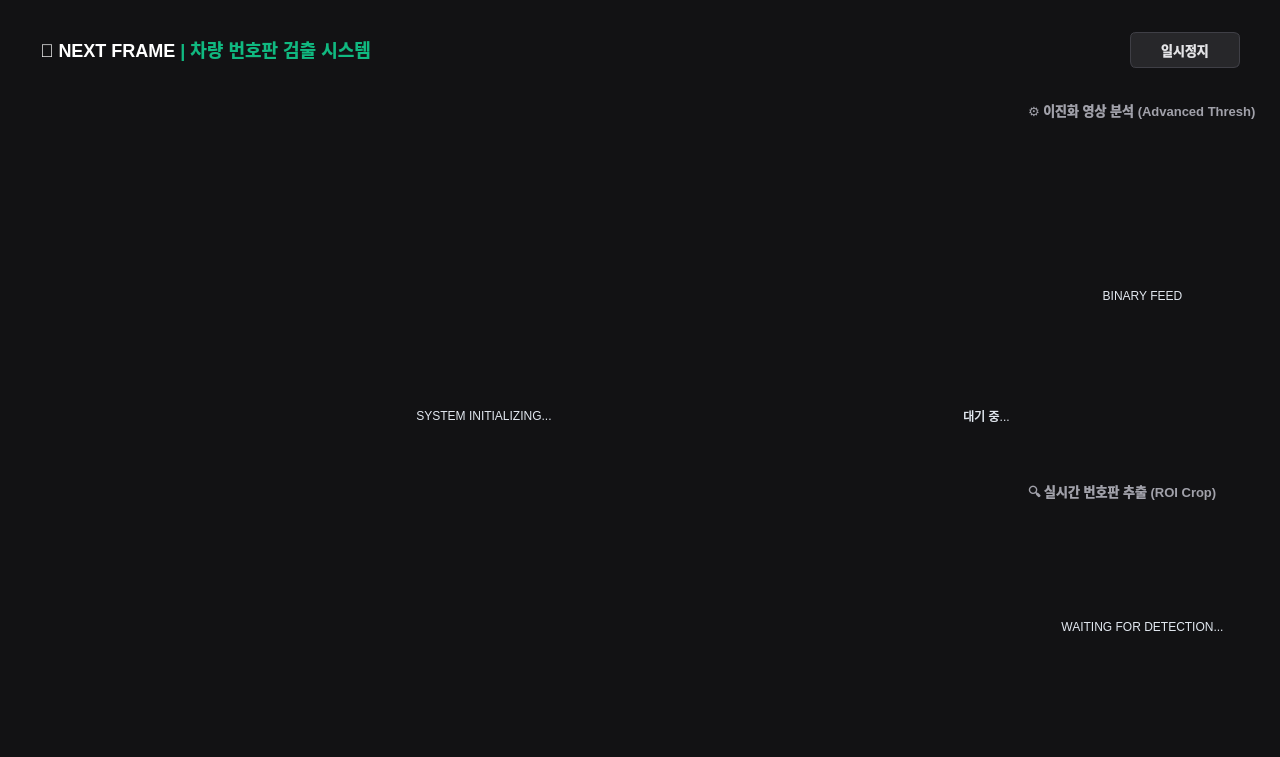
This is nextframe/main_window.ui in JHKINI/nextframe_opencv as Qt 5 draws it before an edit. The edited form follows.
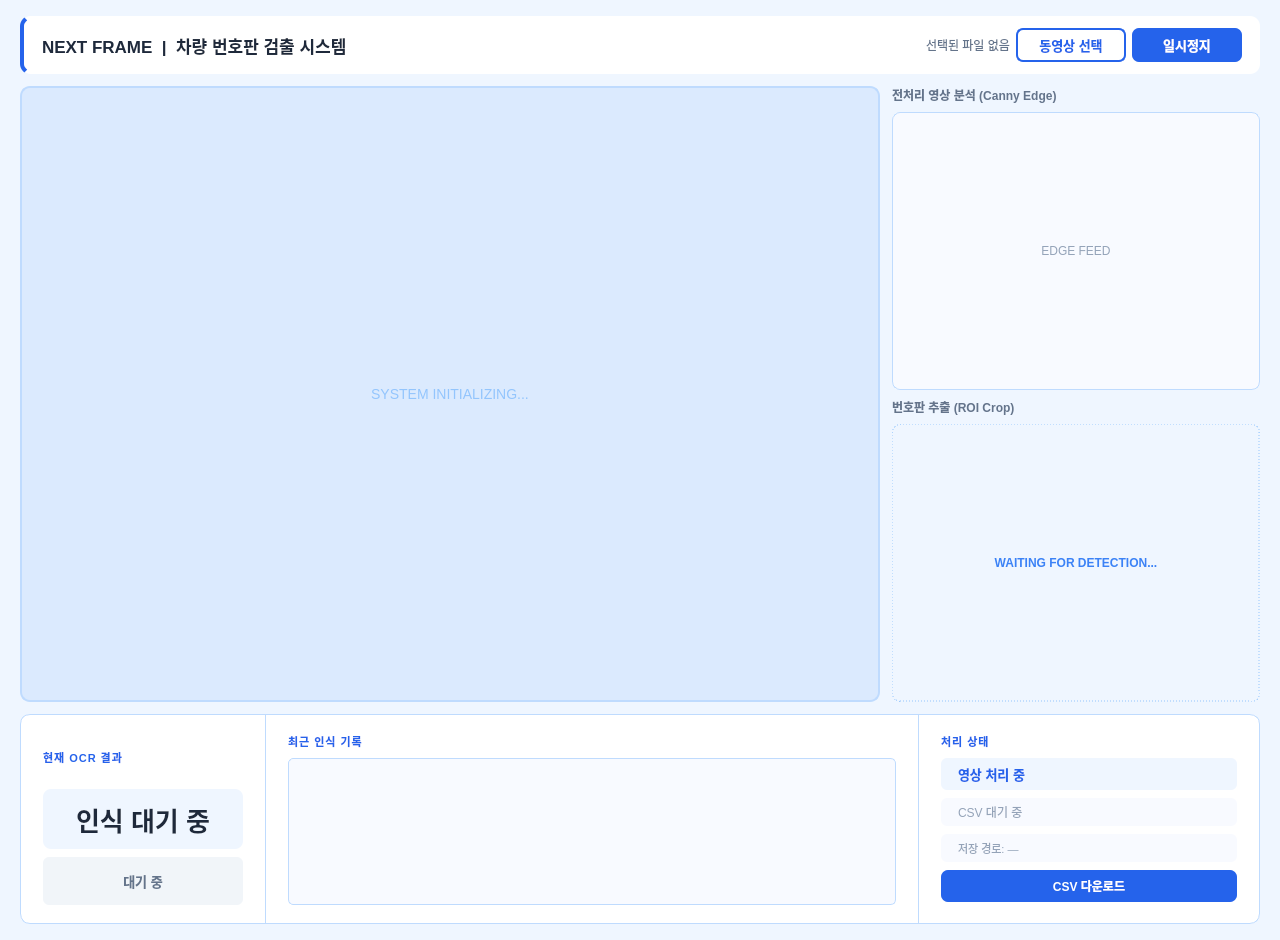
This is the edited form.

The edit to the form file:
```diff
--- a/nextframe/main_window.ui
+++ b/nextframe/main_window.ui
@@ -7,7 +7,7 @@
     <x>0</x>
     <y>0</y>
     <width>1280</width>
-    <height>757</height>
+    <height>940</height>
    </rect>
   </property>
   <property name="windowTitle">
@@ -16,13 +16,13 @@
   <property name="styleSheet">
    <string>
     QMainWindow {
-        background-color: #121214;
+        background-color: #EFF6FF;
     }
-    QWidget #centralwidget {
-        background-color: #121214;
+    QWidget#centralwidget {
+        background-color: #EFF6FF;
     }
     QLabel {
-        color: #E2E8F0;
+        color: #1E293B;
         font-family: 'Segoe UI', 'Malgun Gothic', sans-serif;
     }
    </string>
@@ -30,51 +30,65 @@
   <widget class="QWidget" name="centralwidget">
    <layout class="QVBoxLayout" name="main_layout">
     <property name="spacing">
-     <number>15</number>
+     <number>12</number>
     </property>
     <property name="leftMargin">
      <number>20</number>
     </property>
     <property name="topMargin">
-     <number>20</number>
+     <number>16</number>
     </property>
     <property name="rightMargin">
      <number>20</number>
     </property>
     <property name="bottomMargin">
-     <number>20</number>
+     <number>16</number>
     </property>
+
+    <!-- ───────────── HEADER ───────────── -->
     <item>
      <widget class="QFrame" name="header_frame">
       <property name="minimumSize">
        <size>
         <width>0</width>
-        <height>60</height>
+        <height>58</height>
+       </size>
+      </property>
+      <property name="maximumSize">
+       <size>
+        <width>16777215</width>
+        <height>58</height>
        </size>
       </property>
       <property name="styleSheet">
        <string>
-        QFrame #header_frame {
-            background-color: #1A1A1E;
-            border-radius: 8px;
-            border: 1px solid #2A2A32;
+        QFrame {
+            background-color: #FFFFFF;
+            border-radius: 10px;
+            border-left: 4px solid #2563EB;
         }
        </string>
       </property>
       <layout class="QHBoxLayout" name="header_layout">
        <property name="leftMargin">
-        <number>20</number>
+        <number>18</number>
        </property>
        <property name="rightMargin">
-        <number>20</number>
+        <number>18</number>
+       </property>
+       <property name="topMargin">
+        <number>0</number>
+       </property>
+       <property name="bottomMargin">
+        <number>0</number>
        </property>
        <item>
         <widget class="QLabel" name="title_label">
          <property name="styleSheet">
-          <string>font-size: 18px; font-weight: 700; color: #FFFFFF;</string>
+          <string>font-size: 17px; font-weight: 700; color: #1E293B; border: none;</string>
          </property>
-         <property name="text">
-          <string>&lt;html&gt;&lt;head/&gt;&lt;body&gt;&lt;p&gt;🚗 NEXT FRAME &lt;span style=&quot; color:#10b981;&quot;&gt;| 차량 번호판 검출 시스템&lt;/span&gt;&lt;/p&gt;&lt;/body&gt;&lt;/html&gt;</string>
+        <property name="text">
+         <string>NEXT FRAME  |  차량 번호판 검출 시스템</string>
          </property>
         </widget>
        </item>
@@ -91,23 +105,66 @@
          </property>
         </spacer>
        </item>
+       <item>
+        <widget class="QLabel" name="label_video_filename">
+         <property name="styleSheet">
+          <string>font-size: 12px; color: #64748B; font-family: 'Segoe UI', 'Malgun Gothic', sans-serif; border: none;</string>
+         </property>
+         <property name="text">
+          <string>선택된 파일 없음</string>
+         </property>
+        </widget>
+       </item>
+       <item>
+        <widget class="QPushButton" name="btn_select_video">
+         <property name="minimumSize">
+          <size>
+           <width>110</width>
+           <height>34</height>
+          </size>
+         </property>
+         <property name="styleSheet">
+          <string>
+           QPushButton {
+               background-color: #FFFFFF;
+               color: #2563EB;
+               border: 1.5px solid #2563EB;
+               border-radius: 7px;
+               font-weight: 600;
+               font-size: 13px;
+               font-family: 'Segoe UI', 'Malgun Gothic', sans-serif;
+           }
+           QPushButton:hover {
+               background-color: #EFF6FF;
+           }
+           QPushButton:pressed {
+               background-color: #DBEAFE;
+           }
+          </string>
+         </property>
+         <property name="text">
+          <string>동영상 선택</string>
+         </property>
+        </widget>
+       </item>
        <item>
         <widget class="QPushButton" name="btn_play">
          <property name="minimumSize">
           <size>
            <width>110</width>
-           <height>36</height>
+           <height>34</height>
           </size>
          </property>
          <property name="styleSheet">
           <string>
            QPushButton {
-               background-color: #27272A;
-               color: #E4E4E7;
-               border: 1px solid #3F3F46;
-               border-radius: 6px;
+               background-color: #2563EB;
+               color: #FFFFFF;
+               border: none;
+               border-radius: 7px;
                font-weight: 600;
                font-size: 13px;
+               font-family: 'Segoe UI', 'Malgun Gothic', sans-serif;
            }
            QPushButton:hover {
                background-color: #3F3F46;
@@ -129,25 +186,39 @@
     <item>
      <layout class="QHBoxLayout" name="video_layout">
       <property name="spacing">
-       <number>15</number>
+       <number>12</number>
       </property>
+
+      <!-- 메인 영상 -->
       <item>
        <widget class="QLabel" name="screen_main">
         <property name="sizePolicy">
-         <sizepolicy hsizetype="Expanding" vsizetype="Expanding">
-          <horstretch>7</horstretch>
-          <verstretch>0</verstretch>
+          <sizepolicy hsizetype="Fixed" vsizetype="Expanding">
+          <horstretch>0</horstretch>
+          <verstretch>1</verstretch>
          </sizepolicy>
         </property>
+        <property name="minimumSize">
+         <size>
+          <width>860</width>
+          <height>420</height>
+         </size>
+        </property>
+        <property name="maximumSize">
+         <size>
+          <width>860</width>
+          <height>16777215</height>
+         </size>
+        </property>
         <property name="styleSheet">
          <string>
-          QLabel #screen_main {
-              border: 1px solid #2A2A32;
-              background-color: #28286c;
+          QLabel {
+              border: 2px solid #BFDBFE;
+              background-color: #DBEAFE;
               border-radius: 10px;
               font-size: 14px;
-              letter-spacing: 1px;
-              color: #71717A;
+              color: #93C5FD;
+              font-family: 'Segoe UI', 'Malgun Gothic', sans-serif;
           }
          </string>
         </property>
@@ -159,68 +230,63 @@
         </property>
        </widget>
       </item>
-        <item>
-            <widget class="QLabel" name="result_label">
-            <property name="minimumSize">
-            <size>
-                <width>0</width>
-                <height>50</height>
-            </size>
-            </property>
-            <property name="styleSheet">
-            <string>
-                QLabel #result_label {
-                    background-color: #27272A; /* 대기 중 기본 색상 */
-                    color: #FFFFFF;
-                    border-radius: 8px;
-                    font-weight: 800;
-                    font-size: 18px;
-                }
-            </string>
-            </property>
-            <property name="text">
-            <string>대기 중...</string>
-            </property>
-            <property name="alignment">
-            <set>Qt::AlignmentFlag::AlignCenter</set>
-            </property>
-            </widget>
-            </item>
+
+      <!-- 사이드 패널 (이진화 + 크롭) -->
       <item>
        <layout class="QVBoxLayout" name="side_layout">
         <property name="spacing">
-         <number>10</number>
+         <number>8</number>
         </property>
+
         <item>
          <widget class="QLabel" name="label_thresh_title">
+          <property name="maximumSize">
+           <size>
+            <width>16777215</width>
+            <height>22</height>
+           </size>
+          </property>
           <property name="styleSheet">
-           <string>font-size: 13px; font-weight: 600; color: #A1A1AA; margin-top: 5px;</string>
+           <string>font-size: 12px; font-weight: 600; color: #64748B; font-family: 'Segoe UI', 'Malgun Gothic', sans-serif;</string>
           </property>
           <property name="text">
-           <string>⚙️ 이진화 영상 분석 (Advanced Thresh)</string>
+           <string>전처리 영상 분석 (Canny Edge)</string>
           </property>
          </widget>
         </item>
         <item>
          <widget class="QLabel" name="screen_thresh">
           <property name="sizePolicy">
-           <sizepolicy hsizetype="Preferred" vsizetype="Expanding">
-            <horstretch>3</horstretch>
-            <verstretch>3</verstretch>
+            <sizepolicy hsizetype="Fixed" vsizetype="Expanding">
+            <horstretch>0</horstretch>
+            <verstretch>1</verstretch>
            </sizepolicy>
           </property>
+          <property name="minimumSize">
+           <size>
+            <width>368</width>
+            <height>230</height>
+           </size>
+          </property>
+          <property name="maximumSize">
+           <size>
+            <width>368</width>
+            <height>16777215</height>
+           </size>
+          </property>
           <property name="styleSheet">
            <string>
-            QLabel #screen_thresh {
-                border: 1px solid #2A2A32;
-                background-color: #09090B;
+            QLabel {
+                border: 1px solid #BFDBFE;
+                background-color: #F8FAFF;
                 border-radius: 8px;
-                color: #52525B;
+                color: #94A3B8;
+                font-family: 'Segoe UI', 'Malgun Gothic', sans-serif;
             }
            </string>
           </property>
           <property name="text">
-           <string>BINARY FEED</string>
+           <string>EDGE FEED</string>
           </property>
           <property name="alignment">
            <set>Qt::AlignmentFlag::AlignCenter</set>
@@ -229,31 +295,50 @@
         </item>
         <item>
          <widget class="QLabel" name="label_crop_title">
+          <property name="maximumSize">
+           <size>
+            <width>16777215</width>
+            <height>22</height>
+           </size>
+          </property>
           <property name="styleSheet">
-           <string>font-size: 13px; font-weight: 600; color: #A1A1AA; margin-top: 10px;</string>
+           <string>font-size: 12px; font-weight: 600; color: #64748B; font-family: 'Segoe UI', 'Malgun Gothic', sans-serif;</string>
           </property>
           <property name="text">
-           <string>🔍 실시간 번호판 추출 (ROI Crop)</string>
+           <string>번호판 추출 (ROI Crop)</string>
           </property>
          </widget>
         </item>
         <item>
          <widget class="QLabel" name="screen_crop">
           <property name="sizePolicy">
-           <sizepolicy hsizetype="Preferred" vsizetype="Expanding">
-            <horstretch>3</horstretch>
-            <verstretch>2</verstretch>
+            <sizepolicy hsizetype="Fixed" vsizetype="Expanding">
+            <horstretch>0</horstretch>
+            <verstretch>1</verstretch>
            </sizepolicy>
           </property>
+          <property name="minimumSize">
+           <size>
+            <width>368</width>
+            <height>230</height>
+           </size>
+          </property>
+          <property name="maximumSize">
+           <size>
+            <width>368</width>
+            <height>16777215</height>
+           </size>
+          </property>
           <property name="styleSheet">
            <string>
-            QLabel #screen_crop {
-                border: 1px dashed #10B981;
-                background-color: #14241F;
+            QLabel {
+                border: 1px dashed #93C5FD;
+                background-color: #EFF6FF;
                 border-radius: 8px;
-                color: #10B981;
+                color: #3B82F6;
                 font-weight: 600;
                 font-size: 12px;
+                font-family: 'Segoe UI', 'Malgun Gothic', sans-serif;
             }
            </string>
           </property>
@@ -269,6 +354,449 @@
       </item>
      </layout>
     </item>
+
+    <!-- ───────────── BOTTOM INFO PANEL ───────────── -->
+    <item>
+     <widget class="QFrame" name="bottom_frame">
+      <property name="minimumSize">
+       <size>
+        <width>0</width>
+        <height>210</height>
+       </size>
+      </property>
+      <property name="maximumSize">
+       <size>
+        <width>16777215</width>
+        <height>210</height>
+       </size>
+      </property>
+      <property name="styleSheet">
+       <string>
+        QFrame {
+            background-color: #FFFFFF;
+            border-radius: 10px;
+            border: 1px solid #BFDBFE;
+        }
+       </string>
+      </property>
+      <layout class="QHBoxLayout" name="bottom_layout">
+       <property name="spacing">
+        <number>0</number>
+       </property>
+       <property name="leftMargin">
+        <number>0</number>
+       </property>
+       <property name="topMargin">
+        <number>0</number>
+       </property>
+       <property name="rightMargin">
+        <number>0</number>
+       </property>
+       <property name="bottomMargin">
+        <number>0</number>
+       </property>
+
+       <!-- ── 현재 OCR 결과 ── -->
+       <item>
+        <widget class="QFrame" name="ocr_result_frame">
+         <property name="styleSheet">
+          <string>
+           QFrame {
+               background-color: transparent;
+               border: none;
+               border-radius: 0px;
+           }
+          </string>
+         </property>
+         <layout class="QVBoxLayout" name="ocr_result_layout">
+          <property name="leftMargin">
+           <number>22</number>
+          </property>
+          <property name="topMargin">
+           <number>18</number>
+          </property>
+          <property name="rightMargin">
+           <number>22</number>
+          </property>
+          <property name="bottomMargin">
+           <number>18</number>
+          </property>
+          <property name="spacing">
+           <number>8</number>
+          </property>
+          <item>
+           <widget class="QLabel" name="label_ocr_section_title">
+            <property name="styleSheet">
+             <string>font-size: 11px; font-weight: 700; color: #2563EB; letter-spacing: 1px; font-family: 'Segoe UI', 'Malgun Gothic', sans-serif;</string>
+            </property>
+            <property name="text">
+             <string>현재 OCR 결과</string>
+            </property>
+           </widget>
+          </item>
+          <item>
+           <widget class="QLabel" name="label_ocr_current">
+            <property name="minimumSize">
+             <size>
+              <width>200</width>
+              <height>60</height>
+             </size>
+            </property>
+            <property name="styleSheet">
+             <string>
+              QLabel {
+                  font-size: 26px;
+                  font-weight: 600;
+                  color: #1E293B;
+                  background-color: #EFF6FF;
+                  border-radius: 8px;
+                  padding: 8px 16px;
+                  font-family: 'Segoe UI', 'Malgun Gothic', sans-serif;
+              }
+             </string>
+            </property>
+            <property name="text">
+             <string>인식 대기 중</string>
+            </property>
+            <property name="alignment">
+             <set>Qt::AlignmentFlag::AlignCenter</set>
+            </property>
+           </widget>
+          </item>
+          <item>
+           <widget class="QLabel" name="label_ocr_status">
+            <property name="minimumSize">
+             <size>
+              <width>0</width>
+              <height>28</height>
+             </size>
+            </property>
+            <property name="styleSheet">
+             <string>
+              QLabel {
+                  font-size: 13px;
+                  font-weight: 600;
+                  color: #64748B;
+                  background-color: #F1F5F9;
+                  border-radius: 6px;
+                  padding: 4px 12px;
+                  font-family: 'Segoe UI', 'Malgun Gothic', sans-serif;
+              }
+             </string>
+            </property>
+            <property name="text">
+             <string>대기 중</string>
+            </property>
+            <property name="alignment">
+             <set>Qt::AlignmentFlag::AlignCenter</set>
+            </property>
+           </widget>
+          </item>
+         </layout>
+        </widget>
+       </item>
+
+       <!-- ── 구분선 1 ── -->
+       <item>
+        <widget class="QFrame" name="divider_1">
+         <property name="minimumSize">
+          <size>
+           <width>1</width>
+           <height>0</height>
+          </size>
+         </property>
+         <property name="maximumSize">
+          <size>
+           <width>1</width>
+           <height>16777215</height>
+          </size>
+         </property>
+         <property name="styleSheet">
+          <string>QFrame { background-color: #BFDBFE; border: none; border-radius: 0px; }</string>
+         </property>
+        </widget>
+       </item>
+
+       <!-- ── 최근 인식 기록 ── -->
+       <item>
+        <widget class="QFrame" name="history_frame">
+         <property name="sizePolicy">
+          <sizepolicy hsizetype="Expanding" vsizetype="Preferred">
+           <horstretch>1</horstretch>
+           <verstretch>0</verstretch>
+          </sizepolicy>
+         </property>
+         <property name="styleSheet">
+          <string>
+           QFrame {
+               background-color: transparent;
+               border: none;
+               border-radius: 0px;
+           }
+          </string>
+         </property>
+         <layout class="QVBoxLayout" name="history_layout">
+          <property name="leftMargin">
+           <number>22</number>
+          </property>
+          <property name="topMargin">
+           <number>18</number>
+          </property>
+          <property name="rightMargin">
+           <number>22</number>
+          </property>
+          <property name="bottomMargin">
+           <number>18</number>
+          </property>
+          <property name="spacing">
+           <number>8</number>
+          </property>
+          <item>
+           <widget class="QLabel" name="label_history_section_title">
+            <property name="styleSheet">
+             <string>font-size: 11px; font-weight: 700; color: #2563EB; letter-spacing: 1px; font-family: 'Segoe UI', 'Malgun Gothic', sans-serif;</string>
+            </property>
+            <property name="text">
+             <string>최근 인식 기록</string>
+            </property>
+           </widget>
+          </item>
+          <item>
+           <widget class="QListWidget" name="list_ocr_history">
+            <property name="styleSheet">
+             <string>
+              QListWidget {
+                  background-color: #F8FAFF;
+                  border: 1px solid #BFDBFE;
+                  border-radius: 5px;
+                  color: #1E293B;
+                  font-size: 13px;
+                  font-family: 'Segoe UI', 'Malgun Gothic', sans-serif;
+                  outline: none;
+              }
+              QListWidget::item {
+                  padding: 5px 12px;
+                  border-bottom: 1px solid #EFF6FF;
+              }
+              QListWidget::item:selected {
+                  background-color: #DBEAFE;
+                  color: #1E40AF;
+              }
+              QListWidget::item:last-child {
+                  border-bottom: none;
+              }
+             </string>
+            </property>
+           </widget>
+          </item>
+         </layout>
+        </widget>
+       </item>
+
+       <!-- ── 구분선 2 ── -->
+       <item>
+        <widget class="QFrame" name="divider_2">
+         <property name="minimumSize">
+          <size>
+           <width>1</width>
+           <height>0</height>
+          </size>
+         </property>
+         <property name="maximumSize">
+          <size>
+           <width>1</width>
+           <height>16777215</height>
+          </size>
+         </property>
+         <property name="styleSheet">
+          <string>QFrame { background-color: #BFDBFE; border: none; border-radius: 0px; }</string>
+         </property>
+        </widget>
+       </item>
+
+       <!-- ── 상태 메시지 ── -->
+       <item>
+        <widget class="QFrame" name="status_frame">
+         <property name="minimumSize">
+          <size>
+           <width>340</width>
+           <height>0</height>
+          </size>
+         </property>
+         <property name="maximumSize">
+          <size>
+           <width>340</width>
+           <height>16777215</height>
+          </size>
+         </property>
+         <property name="styleSheet">
+          <string>
+           QFrame {
+               background-color: transparent;
+               border: none;
+               border-radius: 0px;
+           }
+          </string>
+         </property>
+         <layout class="QVBoxLayout" name="status_layout">
+          <property name="leftMargin">
+           <number>22</number>
+          </property>
+          <property name="topMargin">
+           <number>18</number>
+          </property>
+          <property name="rightMargin">
+           <number>22</number>
+          </property>
+          <property name="bottomMargin">
+           <number>18</number>
+          </property>
+          <property name="spacing">
+           <number>8</number>
+          </property>
+          <item>
+           <widget class="QLabel" name="label_status_section_title">
+            <property name="styleSheet">
+             <string>font-size: 11px; font-weight: 700; color: #2563EB; letter-spacing: 1px; font-family: 'Segoe UI', 'Malgun Gothic', sans-serif;</string>
+            </property>
+            <property name="text">
+             <string>처리 상태</string>
+            </property>
+           </widget>
+          </item>
+          <item>
+           <widget class="QLabel" name="label_process_status">
+            <property name="minimumSize">
+             <size>
+              <width>0</width>
+              <height>32</height>
+             </size>
+            </property>
+            <property name="styleSheet">
+             <string>
+              QLabel {
+                  font-size: 13px;
+                  font-weight: 600;
+                  color: #2563EB;
+                  background-color: #EFF6FF;
+                  border-radius: 6px;
+                  padding: 6px 14px;
+                  font-family: 'Segoe UI', 'Malgun Gothic', sans-serif;
+              }
+             </string>
+            </property>
+            <property name="text">
+             <string>영상 처리 중</string>
+            </property>
+           </widget>
+          </item>
+          <item>
+           <widget class="QLabel" name="label_csv_status">
+            <property name="minimumSize">
+             <size>
+              <width>0</width>
+              <height>28</height>
+             </size>
+            </property>
+            <property name="styleSheet">
+             <string>
+              QLabel {
+                  font-size: 12px;
+                  color: #94A3B8;
+                  background-color: #F8FAFF;
+                  border-radius: 6px;
+                  padding: 4px 14px;
+                  font-family: 'Segoe UI', 'Malgun Gothic', sans-serif;
+              }
+             </string>
+            </property>
+            <property name="text">
+             <string>CSV 대기 중</string>
+            </property>
+           </widget>
+          </item>
+          <item>
+           <widget class="QLabel" name="label_crop_path">
+            <property name="minimumSize">
+             <size>
+              <width>0</width>
+              <height>28</height>
+             </size>
+            </property>
+            <property name="styleSheet">
+             <string>
+              QLabel {
+                  font-size: 11px;
+                  color: #94A3B8;
+                  background-color: #F8FAFF;
+                  border-radius: 6px;
+                  padding: 4px 14px;
+                  font-family: 'Segoe UI', 'Malgun Gothic', sans-serif;
+              }
+             </string>
+            </property>
+            <property name="text">
+             <string>저장 경로: —</string>
+            </property>
+           </widget>
+          </item>
+          <item>
+           <widget class="QPushButton" name="btn_download_csv">
+            <property name="minimumSize">
+             <size>
+              <width>0</width>
+              <height>32</height>
+             </size>
+            </property>
+            <property name="styleSheet">
+             <string>
+              QPushButton {
+                  background-color: #2563EB;
+                  color: #FFFFFF;
+                  border: none;
+                  border-radius: 7px;
+                  font-weight: 600;
+                  font-size: 12px;
+                  font-family: 'Segoe UI', 'Malgun Gothic', sans-serif;
+              }
+              QPushButton:hover {
+                  background-color: #1D4ED8;
+              }
+              QPushButton:pressed {
+                  background-color: #1E40AF;
+              }
+              QPushButton:disabled {
+                  background-color: #BFDBFE;
+                  color: #93C5FD;
+              }
+             </string>
+            </property>
+            <property name="text">
+             <string>CSV 다운로드</string>
+            </property>
+           </widget>
+          </item>
+          <item>
+           <spacer name="status_spacer">
+            <property name="orientation">
+             <enum>Qt::Orientation::Vertical</enum>
+            </property>
+            <property name="sizeHint" stdset="0">
+             <size>
+              <width>20</width>
+              <height>40</height>
+             </size>
+            </property>
+           </spacer>
+          </item>
+         </layout>
+        </widget>
+       </item>
+
+      </layout>
+     </widget>
+    </item>
+
    </layout>
   </widget>
  </widget>
```
Left out of the diff: 13 changed lines with no effect on the pictures.
